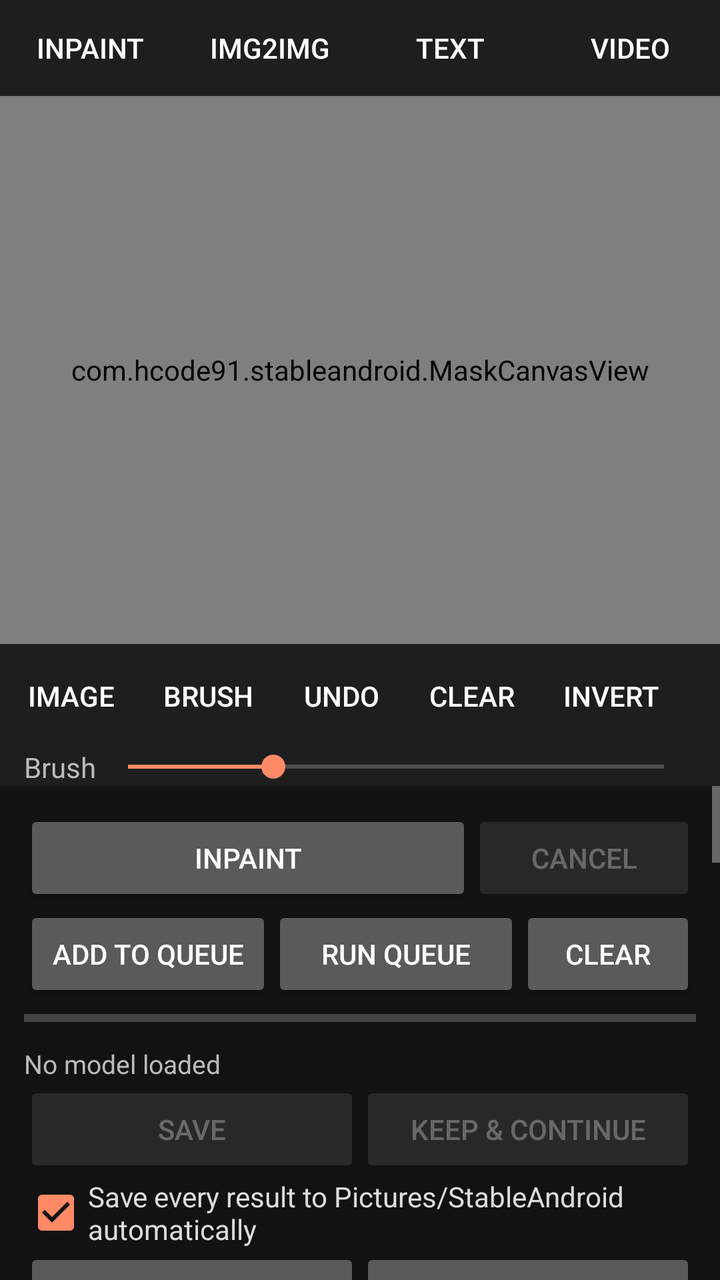
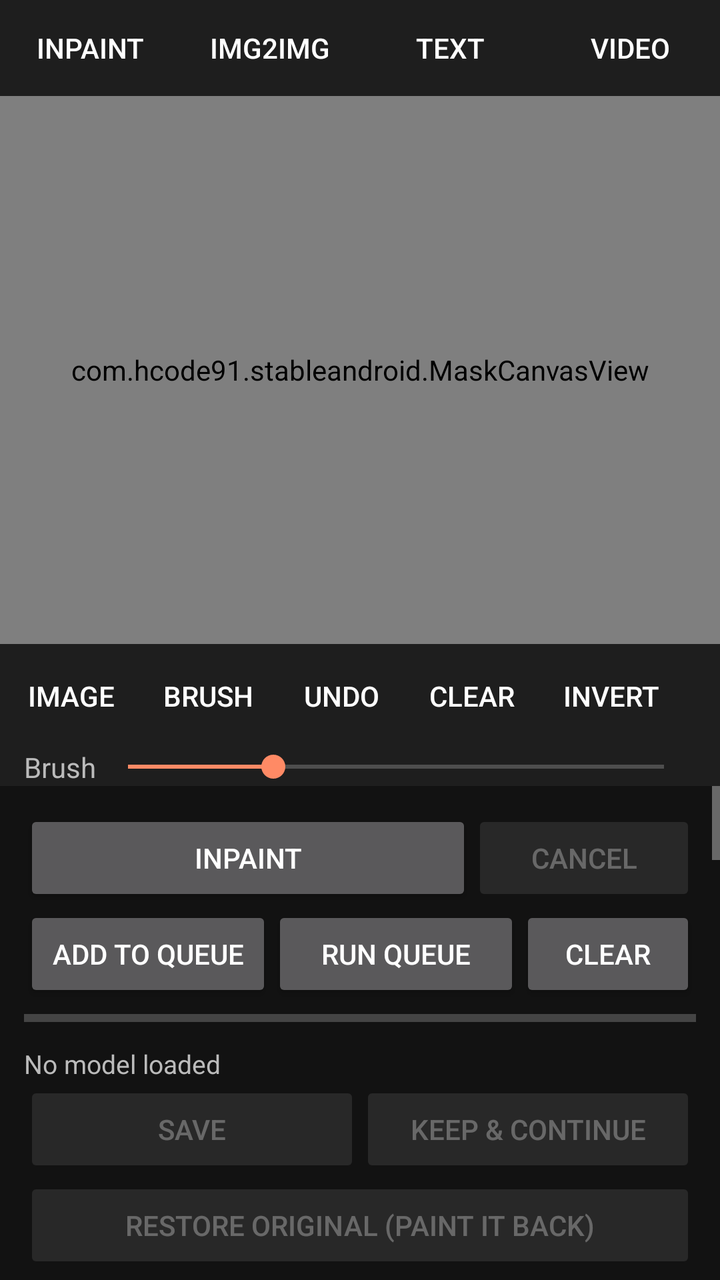

Screens rendered from an Android XML layout before and after an edit, with the pre-edit source and the edit as a unified diff.
<!-- AndroidManifest.xml: application theme AppTheme -->
<!-- res/layout/activity_main.xml -->
<?xml version="1.0" encoding="utf-8"?>
<LinearLayout xmlns:android="http://schemas.android.com/apk/res/android"
    android:id="@+id/root"
    android:layout_width="match_parent"
    android:layout_height="match_parent"
    android:background="#121212"
    android:orientation="vertical">

    <LinearLayout
        android:layout_width="match_parent"
        android:layout_height="wrap_content"
        android:background="#1E1E1E"
        android:orientation="horizontal">

        <Button
            android:id="@+id/btnTabInpaint"
            style="@style/TabBtn"
            android:text="Inpaint" />

        <Button
            android:id="@+id/btnTabCreate"
            style="@style/TabBtn"
            android:text="Img2Img" />

        <Button
            android:id="@+id/btnTabText"
            style="@style/TabBtn"
            android:text="Text" />

        <Button
            android:id="@+id/btnTabVideo"
            style="@style/TabBtn"
            android:text="Video" />
    </LinearLayout>

    <com.hcode91.stableandroid.MaskCanvasView
        android:id="@+id/canvas"
        android:layout_width="match_parent"
        android:layout_height="0dp"
        android:layout_weight="1"
        android:background="#000000" />

    
    <HorizontalScrollView
        android:id="@+id/rowTools"
        android:layout_width="match_parent"
        android:layout_height="wrap_content"
        android:background="#1E1E1E"
        android:scrollbars="none">

        <LinearLayout
            android:layout_width="wrap_content"
            android:layout_height="wrap_content"
            android:gravity="center_vertical"
            android:orientation="horizontal"
            android:padding="2dp">

            <Button android:id="@+id/btnImage" style="@style/ToolBtn" android:text="Image" />
            <Button android:id="@+id/btnBrush" style="@style/ToolBtn" android:text="Brush" />
            <Button android:id="@+id/btnUndo" style="@style/ToolBtn" android:text="Undo" />
            <Button android:id="@+id/btnClear" style="@style/ToolBtn" android:text="Clear" />
            <Button android:id="@+id/btnInvert" style="@style/ToolBtn" android:text="Invert" />
            <Button android:id="@+id/btnFit" style="@style/ToolBtn" android:text="Fit" />
            <Button android:id="@+id/btnToggle" style="@style/ToolBtn" android:text="Result" />
        </LinearLayout>
    </HorizontalScrollView>

    <LinearLayout
        android:id="@+id/rowBrush"
        android:layout_width="match_parent"
        android:layout_height="wrap_content"
        android:background="#1E1E1E"
        android:gravity="center_vertical"
        android:orientation="horizontal"
        android:paddingStart="12dp"
        android:paddingEnd="12dp">

        <TextView
            android:layout_width="wrap_content"
            android:layout_height="wrap_content"
            android:text="Brush"
            android:textColor="#BBBBBB" />

        <SeekBar
            android:id="@+id/seekBrush"
            android:layout_width="0dp"
            android:layout_height="wrap_content"
            android:layout_weight="1"
            android:max="200"
            android:min="8"
            android:progress="60" />
    </LinearLayout>

    <ScrollView
        android:id="@+id/settingsScroll"
        android:layout_width="match_parent"
        android:layout_height="0dp"
        android:layout_weight="0.9"
        android:fillViewport="true">

        <LinearLayout
            android:layout_width="match_parent"
            android:layout_height="wrap_content"
            android:orientation="vertical"
            android:padding="12dp">

            
            <LinearLayout
                android:layout_width="match_parent"
                android:layout_height="wrap_content"
                android:orientation="horizontal">

                <Button
                    android:id="@+id/btnGenerate"
                    android:layout_width="0dp"
                    android:layout_height="wrap_content"
                    android:layout_weight="2"
                    android:text="Inpaint" />

                <Button
                    android:id="@+id/btnCancel"
                    android:layout_width="0dp"
                    android:layout_height="wrap_content"
                    android:layout_weight="1"
                    android:enabled="false"
                    android:text="Cancel" />
            </LinearLayout>

            <LinearLayout
                android:id="@+id/rowQueue"
                android:layout_width="match_parent"
                android:layout_height="wrap_content"
                android:orientation="horizontal">

                <Button
                    android:id="@+id/btnQueueAdd"
                    android:layout_width="0dp"
                    android:layout_height="wrap_content"
                    android:layout_weight="1"
                    android:text="Add to queue" />

                <Button
                    android:id="@+id/btnQueueRun"
                    android:layout_width="0dp"
                    android:layout_height="wrap_content"
                    android:layout_weight="1"
                    android:text="Run queue" />

                <Button
                    android:id="@+id/btnQueueClear"
                    android:layout_width="wrap_content"
                    android:layout_height="wrap_content"
                    android:text="Clear" />
            </LinearLayout>

            <ProgressBar
                android:id="@+id/progress"
                style="@android:style/Widget.Material.ProgressBar.Horizontal"
                android:layout_width="match_parent"
                android:layout_height="wrap_content"
                android:max="100" />

            <TextView
                android:id="@+id/txtStatus"
                style="@style/Label"
                android:text="No model loaded" />

            <LinearLayout
                android:id="@+id/rowResults"
                android:layout_width="match_parent"
                android:layout_height="wrap_content"
                android:gravity="center_vertical"
                android:orientation="horizontal"
                android:visibility="gone">

                <Button
                    android:id="@+id/btnPrev"
                    android:layout_width="wrap_content"
                    android:layout_height="wrap_content"
                    android:text="◀" />

                <TextView
                    android:id="@+id/txtResult"
                    android:layout_width="0dp"
                    android:layout_height="wrap_content"
                    android:layout_weight="1"
                    android:gravity="center"
                    android:textColor="#FFFFFF"
                    android:textSize="15sp" />

                <Button
                    android:id="@+id/btnNext"
                    android:layout_width="wrap_content"
                    android:layout_height="wrap_content"
                    android:text="▶" />
            </LinearLayout>

            <LinearLayout
                android:layout_width="match_parent"
                android:layout_height="wrap_content"
                android:orientation="horizontal">

                <Button
                    android:id="@+id/btnSave"
                    android:layout_width="0dp"
                    android:layout_height="wrap_content"
                    android:layout_weight="1"
                    android:enabled="false"
                    android:text="Save" />

                <Button
                    android:id="@+id/btnUseResult"
                    android:layout_width="0dp"
                    android:layout_height="wrap_content"
                    android:layout_weight="1"
                    android:enabled="false"
                    android:text="Keep &amp; continue" />
            </LinearLayout>

            <CheckBox
                android:id="@+id/chkAutoSave"
                android:layout_width="wrap_content"
                android:layout_height="wrap_content"
                android:checked="true"
                android:text="Save every result to Pictures/StableAndroid automatically"
                android:textColor="#DDDDDD" />

            <LinearLayout
                android:layout_width="match_parent"
                android:layout_height="wrap_content"
                android:orientation="horizontal">

                <Button
                    android:id="@+id/btnPresets"
                    android:layout_width="0dp"
                    android:layout_height="wrap_content"
                    android:layout_weight="1"
                    android:text="Presets" />

                <Button
                    android:id="@+id/btnSavePreset"
                    android:layout_width="0dp"
                    android:layout_height="wrap_content"
                    android:layout_weight="1"
                    android:text="Save settings" />
            </LinearLayout>

            
            <LinearLayout
                android:layout_width="match_parent"
                android:layout_height="wrap_content"
                android:gravity="center_vertical"
                android:orientation="horizontal">

                <TextView
                    style="@style/Label"
                    android:layout_width="0dp"
                    android:layout_weight="1"
                    android:text="Prompt" />

                <Button
                    android:id="@+id/btnDescribe"
                    android:layout_width="wrap_content"
                    android:layout_height="wrap_content"
                    android:text="Describe image" />
            </LinearLayout>
            <EditText
                android:id="@+id/editPrompt"
                style="@style/Field"
                android:gravity="top"
                android:hint="what should appear in the masked area"
                android:inputType="textMultiLine|textCapSentences"
                android:minLines="2" />

            <TextView style="@style/Label" android:text="Negative prompt" />
            <EditText
                android:id="@+id/editNegative"
                style="@style/Field"
                android:gravity="top"
                android:inputType="textMultiLine"
                android:minLines="1" />

            
            <LinearLayout
                android:id="@+id/rowCreate"
                android:layout_width="match_parent"
                android:layout_height="wrap_content"
                android:gravity="bottom"
                android:orientation="horizontal"
                android:visibility="gone">

                <LinearLayout style="@style/Cell" android:layout_weight="2">
                    <TextView style="@style/Label" android:text="Style" />
                    <Spinner android:id="@+id/spinStyle" style="@style/Spin" />
                </LinearLayout>

                <LinearLayout
                    android:id="@+id/cellTxtSize"
                    style="@style/Cell"
                    android:visibility="gone">
                    <TextView style="@style/Label" android:text="Size" />
                    <Spinner android:id="@+id/spinTxtSize" style="@style/Spin" />
                </LinearLayout>

                <Button
                    android:id="@+id/btnStylePhoto"
                    android:layout_width="wrap_content"
                    android:layout_height="wrap_content"
                    android:text="Photo" />
            </LinearLayout>

            <LinearLayout
                android:id="@+id/rowVideo"
                android:layout_width="match_parent"
                android:layout_height="wrap_content"
                android:orientation="vertical"
                android:visibility="gone">

                <TextView style="@style/Label" android:text="Video length (8 frames a second)" />
                <Spinner android:id="@+id/spinFrames" style="@style/Spin" />
            </LinearLayout>

            <CheckBox
                android:id="@+id/chkSharpen"
                android:layout_width="wrap_content"
                android:layout_height="wrap_content"
                android:checked="false"
                android:text="Sharpen faces (enlarge ×2, then redraw each face; slower)"
                android:textColor="#DDDDDD"
                android:visibility="gone" />

            
            <LinearLayout
                android:layout_width="match_parent"
                android:layout_height="wrap_content"
                android:orientation="horizontal">

                <LinearLayout style="@style/Cell">
                    <TextView style="@style/Label" android:text="Steps" />
                    <EditText android:id="@+id/editSteps" style="@style/Field" android:inputType="number" android:text="20" />
                </LinearLayout>

                <LinearLayout style="@style/Cell">
                    <TextView style="@style/Label" android:text="CFG" />
                    <EditText android:id="@+id/editCfg" style="@style/Field" android:inputType="numberDecimal" android:text="7" />
                </LinearLayout>

                <LinearLayout android:id="@+id/cellStrength" style="@style/Cell">
                    <TextView style="@style/Label" android:text="Denoise" />
                    <EditText android:id="@+id/editStrength" style="@style/Field" android:inputType="numberDecimal" android:text="1.0" />
                </LinearLayout>
            </LinearLayout>

            <LinearLayout
                android:layout_width="match_parent"
                android:layout_height="wrap_content"
                android:gravity="bottom"
                android:orientation="horizontal">

                <LinearLayout style="@style/Cell" android:layout_weight="2">
                    <TextView style="@style/Label" android:text="Seed (-1 = random)" />
                    <EditText android:id="@+id/editSeed" style="@style/Field" android:inputType="numberSigned" android:text="-1" />
                </LinearLayout>

                <LinearLayout style="@style/Cell">
                    <TextView style="@style/Label" android:text="Images" />
                    <EditText android:id="@+id/editImages" style="@style/Field" android:inputType="number" android:text="3" />
                </LinearLayout>

                <Button
                    android:id="@+id/btnLastSeed"
                    android:layout_width="wrap_content"
                    android:layout_height="wrap_content"
                    android:text="Reuse last" />
            </LinearLayout>

            <LinearLayout
                android:layout_width="match_parent"
                android:layout_height="wrap_content"
                android:orientation="horizontal">

                <LinearLayout style="@style/Cell">
                    <TextView style="@style/Label" android:text="Sampler" />
                    <Spinner android:id="@+id/spinSampler" style="@style/Spin" />
                </LinearLayout>

                <LinearLayout style="@style/Cell">
                    <TextView style="@style/Label" android:text="Scheduler" />
                    <Spinner android:id="@+id/spinScheduler" style="@style/Spin" />
                </LinearLayout>
            </LinearLayout>

            <LinearLayout
                android:id="@+id/rowInpaintSize"
                android:layout_width="match_parent"
                android:layout_height="wrap_content"
                android:orientation="horizontal">

                <LinearLayout android:id="@+id/cellWorkSize" style="@style/Cell">
                    <TextView style="@style/Label" android:text="Working size" />
                    <Spinner android:id="@+id/spinSize" style="@style/Spin" />
                </LinearLayout>

                <LinearLayout android:id="@+id/cellArea" style="@style/Cell">
                    <TextView style="@style/Label" android:text="Inpaint area" />
                    <Spinner android:id="@+id/spinArea" style="@style/Spin" />
                </LinearLayout>
            </LinearLayout>

            <CheckBox
                android:id="@+id/chkBlend"
                android:layout_width="wrap_content"
                android:layout_height="wrap_content"
                android:checked="true"
                android:text="Only change the masked area (blend edges)"
                android:textColor="#DDDDDD" />

            <LinearLayout
                android:id="@+id/rowFeather"
                android:layout_width="match_parent"
                android:layout_height="wrap_content"
                android:gravity="center_vertical"
                android:orientation="horizontal">

                <TextView
                    android:id="@+id/txtFeather"
                    style="@style/Label"
                    android:layout_marginTop="0dp"
                    android:text="Edge feather" />

                <SeekBar
                    android:id="@+id/seekFeather"
                    android:layout_width="0dp"
                    android:layout_height="wrap_content"
                    android:layout_weight="1"
                    android:max="100"
                    android:progress="12" />
            </LinearLayout>

            <CheckBox
                android:id="@+id/chkColorMatch"
                android:layout_width="wrap_content"
                android:layout_height="wrap_content"
                android:checked="true"
                android:text="Match colours to the surrounding area"
                android:textColor="#DDDDDD" />

            
            <TextView style="@style/Header" android:text="Model" />

            <TextView
                android:id="@+id/txtModel"
                style="@style/Label"
                android:text="No .safetensors chosen" />

            <LinearLayout
                android:layout_width="match_parent"
                android:layout_height="wrap_content"
                android:orientation="horizontal">

                <Button
                    android:id="@+id/btnCheckpoints"
                    android:layout_width="0dp"
                    android:layout_height="wrap_content"
                    android:layout_weight="1"
                    android:text="Checkpoints" />

                <Button
                    android:id="@+id/btnChooseModel"
                    android:layout_width="0dp"
                    android:layout_height="wrap_content"
                    android:layout_weight="1"
                    android:text="Pick file" />

                <Button
                    android:id="@+id/btnLoadModel"
                    android:layout_width="0dp"
                    android:layout_height="wrap_content"
                    android:layout_weight="1"
                    android:text="Load" />
            </LinearLayout>

            <TextView
                android:id="@+id/txtLora"
                style="@style/Label"
                android:text="LoRA: none" />

            <LinearLayout
                android:layout_width="match_parent"
                android:layout_height="wrap_content"
                android:gravity="bottom"
                android:orientation="horizontal">

                <Button
                    android:id="@+id/btnChooseLora"
                    android:layout_width="0dp"
                    android:layout_height="wrap_content"
                    android:layout_weight="1"
                    android:text="Choose LoRA" />

                <Button
                    android:id="@+id/btnClearLora"
                    android:layout_width="wrap_content"
                    android:layout_height="wrap_content"
                    android:text="Remove" />

                <LinearLayout style="@style/Cell">
                    <TextView style="@style/Label" android:text="Strength" />
                    <EditText android:id="@+id/editLoraStrength" style="@style/Field" android:inputType="numberDecimal" android:text="1.0" />
                </LinearLayout>
            </LinearLayout>

            <TextView style="@style/Label" android:text="Run on" />
            <Spinner android:id="@+id/spinCompute" style="@style/Spin" />

            <TextView
                android:id="@+id/txtMotion"
                style="@style/Label"
                android:text="Video motion module: none" />

            <Button
                android:id="@+id/btnChooseMotion"
                android:layout_width="match_parent"
                android:layout_height="wrap_content"
                android:text="Choose motion module (for the Video tab)" />

            <TextView
                android:id="@+id/txtDescribe"
                style="@style/Label"
                android:text="Describe model: not installed" />

            <LinearLayout
                android:layout_width="match_parent"
                android:layout_height="wrap_content"
                android:orientation="horizontal">

                <Button
                    android:id="@+id/btnDescribeFiles"
                    android:layout_width="0dp"
                    android:layout_height="wrap_content"
                    android:layout_weight="1"
                    android:text="Choose describe files" />

                <Button
                    android:id="@+id/btnDescribeRemove"
                    android:layout_width="wrap_content"
                    android:layout_height="wrap_content"
                    android:text="Remove" />
            </LinearLayout>

            <TextView
                android:id="@+id/txtDriver"
                style="@style/Label"
                android:text="GPU driver: system" />

            <LinearLayout
                android:layout_width="match_parent"
                android:layout_height="wrap_content"
                android:orientation="horizontal">

                <Button
                    android:id="@+id/btnInstallDriver"
                    android:layout_width="0dp"
                    android:layout_height="wrap_content"
                    android:layout_weight="1"
                    android:text="Install Turnip (.zip)" />

                <Button
                    android:id="@+id/btnRemoveDriver"
                    android:layout_width="0dp"
                    android:layout_height="wrap_content"
                    android:layout_weight="1"
                    android:text="Use system driver" />
            </LinearLayout>

            <CheckBox
                android:id="@+id/chkGpuF32"
                android:layout_width="wrap_content"
                android:layout_height="wrap_content"
                android:checked="false"
                android:text="GPU full precision (slower; try if images come out grey or black; applies after restart)"
                android:textColor="#DDDDDD" />

            <CheckBox
                android:id="@+id/chkGpuSafe"
                android:layout_width="wrap_content"
                android:layout_height="wrap_content"
                android:checked="true"
                android:text="GPU safe mode (avoids shaders some drivers can't build; applies after restart)"
                android:textColor="#DDDDDD" />

            <LinearLayout
                android:layout_width="match_parent"
                android:layout_height="wrap_content"
                android:orientation="horizontal">

                <LinearLayout style="@style/Cell" android:layout_weight="2">
                    <TextView style="@style/Label" android:text="Weights in memory" />
                    <Spinner android:id="@+id/spinWeights" style="@style/Spin" />
                </LinearLayout>

                <LinearLayout style="@style/Cell">
                    <TextView style="@style/Label" android:text="Threads" />
                    <EditText android:id="@+id/editThreads" style="@style/Field" android:inputType="number" />
                </LinearLayout>
            </LinearLayout>

            <LinearLayout
                android:layout_width="match_parent"
                android:layout_height="wrap_content"
                android:orientation="horizontal">

                <LinearLayout style="@style/Cell">
                    <TextView style="@style/Label" android:text="CLIP skip" />
                    <EditText android:id="@+id/editClipSkip" style="@style/Field" android:inputType="numberSigned" android:text="-1" />
                </LinearLayout>

                <LinearLayout style="@style/Cell" android:layout_weight="2">
                    <CheckBox
                        android:id="@+id/chkFlash"
                        android:layout_width="wrap_content"
                        android:layout_height="wrap_content"
                        android:checked="true"
                        android:text="Flash attention"
                        android:textColor="#DDDDDD" />

                    <CheckBox
                        android:id="@+id/chkFastVae"
                        android:layout_width="wrap_content"
                        android:layout_height="wrap_content"
                        android:checked="true"
                        android:text="Fast VAE (TAESD)"
                        android:textColor="#DDDDDD" />

                    <CheckBox
                        android:id="@+id/chkTiling"
                        android:layout_width="wrap_content"
                        android:layout_height="wrap_content"
                        android:checked="true"
                        android:text="Tiled VAE (less RAM)"
                        android:textColor="#DDDDDD" />

                    <CheckBox
                        android:id="@+id/chkMmap"
                        android:layout_width="wrap_content"
                        android:layout_height="wrap_content"
                        android:checked="false"
                        android:text="Memory-map file"
                        android:textColor="#DDDDDD" />
                </LinearLayout>
            </LinearLayout>

            
            <LinearLayout
                android:layout_width="match_parent"
                android:layout_height="wrap_content"
                android:gravity="center_vertical"
                android:orientation="horizontal">

                <TextView style="@style/Header" android:layout_width="0dp" android:layout_weight="1" android:text="Log" />

                <Button
                    android:id="@+id/btnCopyLog"
                    android:layout_width="wrap_content"
                    android:layout_height="wrap_content"
                    android:text="Copy log" />
            </LinearLayout>

            <TextView
                android:id="@+id/txtLog"
                android:layout_width="match_parent"
                android:layout_height="wrap_content"
                android:background="#0A0A0A"
                android:fontFamily="monospace"
                android:padding="6dp"
                android:textColor="#9E9E9E"
                android:textIsSelectable="true"
                android:textSize="10sp" />
        </LinearLayout>
    </ScrollView>
</LinearLayout>
<!-- resources referenced by this layout -->
<resources>
  <style name="Cell">
          <item name="android:layout_width">0dp</item>
          <item name="android:layout_height">wrap_content</item>
          <item name="android:layout_weight">1</item>
          <item name="android:orientation">vertical</item>
          <item name="android:paddingEnd">8dp</item>
      </style>
  <style name="Field">
          <item name="android:layout_width">match_parent</item>
          <item name="android:layout_height">wrap_content</item>
          <item name="android:textColor">#FFFFFF</item>
          <item name="android:textColorHint">#777777</item>
      </style>
  <style name="Header">
          <item name="android:layout_width">wrap_content</item>
          <item name="android:layout_height">wrap_content</item>
          <item name="android:textColor">#FF8A65</item>
          <item name="android:textSize">16sp</item>
          <item name="android:textStyle">bold</item>
          <item name="android:layout_marginTop">16dp</item>
      </style>
  <style name="Label">
          <item name="android:layout_width">wrap_content</item>
          <item name="android:layout_height">wrap_content</item>
          <item name="android:textColor">#BBBBBB</item>
          <item name="android:textSize">13sp</item>
          <item name="android:layout_marginTop">6dp</item>
      </style>
  <style name="Spin">
          <item name="android:layout_width">match_parent</item>
          <item name="android:layout_height">wrap_content</item>
      </style>
  <style name="TabBtn" parent="@android:style/Widget.Material.Button.Borderless">
          <item name="android:layout_width">0dp</item>
          <item name="android:layout_height">wrap_content</item>
          <item name="android:layout_weight">1</item>
          <item name="android:textColor">#FFFFFF</item>
      </style>
  <style name="ToolBtn" parent="@android:style/Widget.Material.Button.Borderless">
          <item name="android:layout_width">wrap_content</item>
          <item name="android:layout_height">wrap_content</item>
          <item name="android:minWidth">64dp</item>
          <item name="android:textColor">#FFFFFF</item>
      </style>
  <style name="AppTheme" parent="@android:style/Theme.Material.NoActionBar">
          <item name="android:colorAccent">#FF8A65</item>
          <item name="android:colorPrimary">#202124</item>
          <item name="android:windowBackground">#121212</item>
      </style>
</resources>

<!-- the commit's change to res/layout/activity_main.xml (unified diff, before → after) -->
@@ -217,6 +217,13 @@
                     android:text="Keep &amp; continue" />
             </LinearLayout>
 
+            <Button
+                android:id="@+id/btnRestore"
+                android:layout_width="match_parent"
+                android:layout_height="wrap_content"
+                android:enabled="false"
+                android:text="Restore original (paint it back)" />
+
             <CheckBox
                 android:id="@+id/chkAutoSave"
                 android:layout_width="wrap_content"
